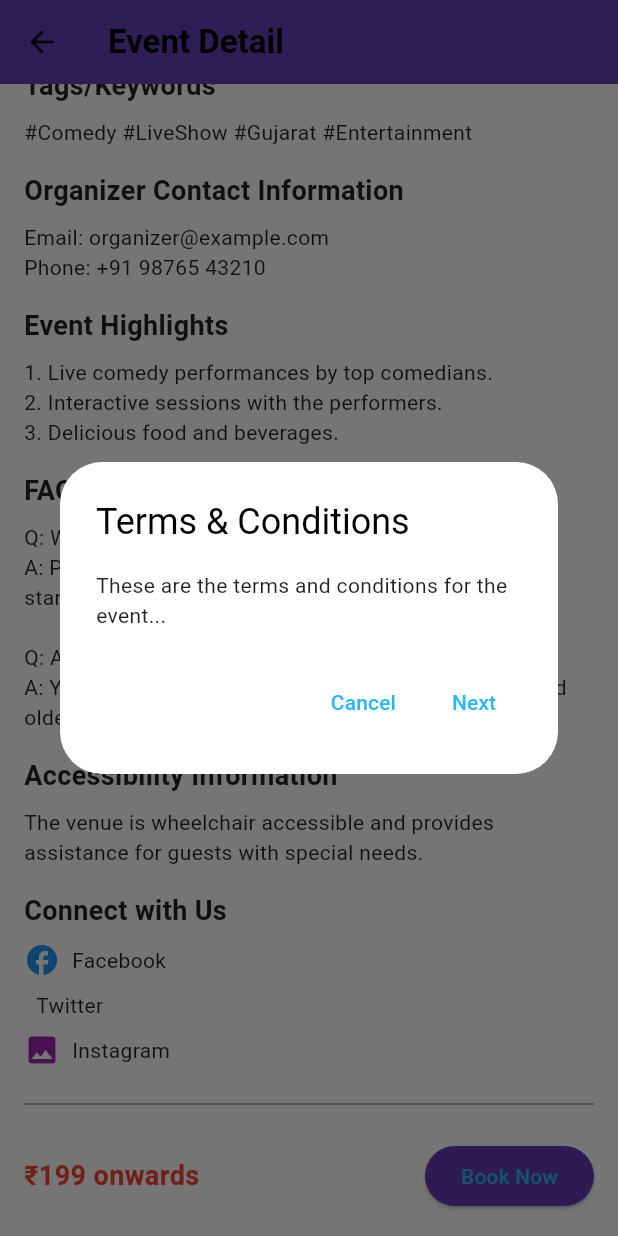
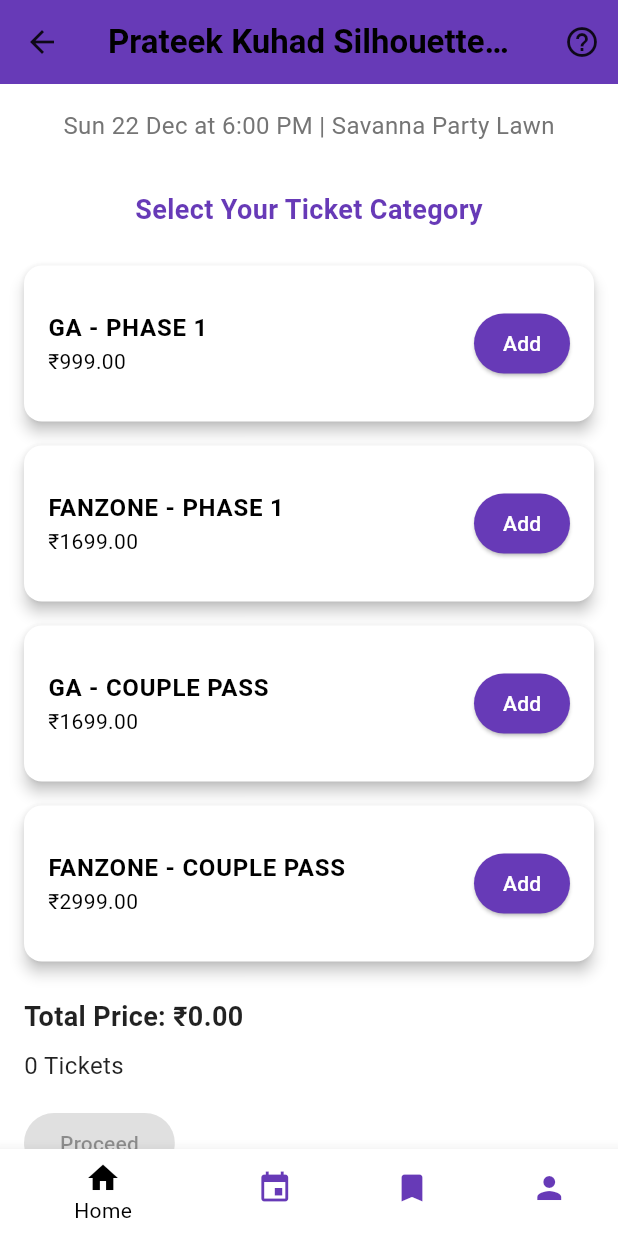
Before and after one commit to mihir7031/Eventia_Flutter, a Flutter app: the Event_info screen opened directly, scrolled down 1069 dp, after a tap on "Book Now", on a phone screen of 412 x 824 dp. Run offline on Flutter 3.47's test engine with Material 3 defaults, Android fonts, the phone set to English and light mode, and no system bars; our stand-ins replace firebase_core, google_fonts, video_player; accounts and stored records are empty.

Commit message:
event info added

```diff
--- a/lib/Event_info/Event_info.dart
+++ b/lib/Event_info/Event_info.dart
@@ -1,4 +1,6 @@
+import 'package:eventia/Event_info/booking.dart';
 import 'package:flutter/material.dart';
+
 
 class Event_info extends StatelessWidget {
   void _showTermsAndConditions(BuildContext context) {
@@ -369,7 +371,11 @@
                       ),
                       ElevatedButton(
                         onPressed: () {
-                          _showTermsAndConditions(context);
+                          Navigator.push(
+                            context,
+                            MaterialPageRoute(builder: (context) => BookingPage()),
+                          );
+                          // _showTermsAndConditions(context);
                         },
                         style: ButtonStyle(
                           backgroundColor:
--- /dev/null
+++ b/lib/Event_info/booking.dart
@@ -0,0 +1,195 @@
+import 'package:flutter/material.dart';
+
+class BookingPage extends StatefulWidget {
+  @override
+  _BookingPageState createState() => _BookingPageState();
+}
+
+class _BookingPageState extends State<BookingPage> {
+  int totalTickets = 0;
+  double totalPrice = 0.0;
+
+  final List<TicketCategory> categories = [
+    TicketCategory(name: 'GA - PHASE 1', price: 999),
+    TicketCategory(name: 'FANZONE - PHASE 1', price: 1699),
+    TicketCategory(name: 'GA - COUPLE PASS', price: 1699),
+    TicketCategory(name: 'FANZONE - COUPLE PASS', price: 2999),
+  ];
+
+  void addTicket(int index) {
+    setState(() {
+      categories[index].quantity++;
+      totalTickets++;
+      totalPrice += categories[index].price;
+    });
+  }
+
+  void removeTicket(int index) {
+    setState(() {
+      if (categories[index].quantity > 0) {
+        categories[index].quantity--;
+        totalTickets--;
+        totalPrice -= categories[index].price;
+      }
+    });
+  }
+
+  @override
+  Widget build(BuildContext context) {
+    return Scaffold(
+      appBar: AppBar(
+        title: Text('Prateek Kuhad Silhouettes Tour'),
+        backgroundColor: Colors.deepPurple,
+        actions: [
+          IconButton(
+            icon: Icon(Icons.help_outline),
+            onPressed: () {
+              // Handle help or info action
+            },
+            tooltip: 'Help',
+          ),
+        ],
+      ),
+      body: Column(
+        children: [
+          Padding(
+            padding: const EdgeInsets.all(16.0),
+            child: Text(
+              'Sun 22 Dec at 6:00 PM | Savanna Party Lawn',
+              style: TextStyle(
+                fontSize: 16.0,
+                color: Colors.grey[600],
+              ),
+            ),
+          ),
+          Padding(
+            padding: const EdgeInsets.all(16.0),
+            child: Text(
+              'Select Your Ticket Category',
+              style: TextStyle(
+                fontSize: 18.0,
+                fontWeight: FontWeight.bold,
+                color: Colors.deepPurple,
+              ),
+            ),
+          ),
+          Expanded(
+            child: ListView.builder(
+              itemCount: categories.length + 1, // +1 for the summary card
+              itemBuilder: (context, index) {
+                if (index == categories.length) {
+                  // Simple text card for the summary
+                  return Padding(
+                    padding: const EdgeInsets.all(16.0),
+                    child: Column(
+                      crossAxisAlignment: CrossAxisAlignment.start,
+                      children: [
+                        Text(
+                          'Total Price: ₹${totalPrice.toStringAsFixed(2)}',
+                          style: TextStyle(fontSize: 18.0, fontWeight: FontWeight.bold),
+                        ),
+                        SizedBox(height: 8.0),
+                        Text(
+                          '$totalTickets Tickets',
+                          style: TextStyle(fontSize: 16.0),
+                        ),
+                        SizedBox(height: 16.0),
+                        ElevatedButton(
+                          onPressed: totalTickets > 0 ? () {
+                            // Handle booking action
+                          } : null,
+                          child: Text('Proceed'),
+                          style: ElevatedButton.styleFrom(
+                            backgroundColor: Colors.deepPurple,
+                            foregroundColor: Colors.white,
+                            padding: EdgeInsets.symmetric(horizontal: 24.0),
+                          ),
+                        ),
+                      ],
+                    ),
+                  );
+                } else {
+                  final category = categories[index];
+                  return Card(
+                    margin: EdgeInsets.symmetric(vertical: 8.0, horizontal: 16.0),
+                    elevation: 4.0,
+                    child: ListTile(
+                      contentPadding: EdgeInsets.all(16.0),
+                      title: Text(
+                        category.name,
+                        style: TextStyle(fontSize: 16.0, fontWeight: FontWeight.bold),
+                      ),
+                      subtitle: Text('₹${category.price.toStringAsFixed(2)}'),
+                      trailing: category.quantity == 0
+                          ? ElevatedButton(
+                        onPressed: () => addTicket(index),
+                        child: Text('Add'),
+                        style: ElevatedButton.styleFrom(
+                          backgroundColor: Colors.deepPurple,
+                          foregroundColor: Colors.white,
+                          padding: EdgeInsets.symmetric(horizontal: 16.0),
+                        ),
+                      )
+                          : Row(
+                        mainAxisSize: MainAxisSize.min,
+                        children: [
+                          IconButton(
+                            icon: Icon(Icons.remove),
+                            onPressed: () => removeTicket(index),
+                          ),
+                          Text('${category.quantity}'),
+                          IconButton(
+                            icon: Icon(Icons.add),
+                            onPressed: () => addTicket(index),
+                          ),
+                        ],
+                      ),
+                    ),
+                  );
+                }
+              },
+            ),
+          ),
+        ],
+      ),
+      bottomNavigationBar: BottomNavigationBar(
+        backgroundColor: Colors.deepPurple,
+        selectedItemColor: Colors.black,
+        unselectedItemColor: Colors.deepPurple,
+        items: [
+          BottomNavigationBarItem(
+            icon: Icon(Icons.home),
+            label: 'Home',
+          ),
+          BottomNavigationBarItem(
+            icon: Icon(Icons.event),
+            label: 'Events',
+          ),
+          BottomNavigationBarItem(
+            icon: Icon(Icons.bookmark),
+            label: 'Bookings',
+          ),
+          BottomNavigationBarItem(
+            icon: Icon(Icons.person),
+            label: 'Profile',
+          ),
+        ],
+        onTap: (index) {
+          // Handle navigation
+        },
+      ),
+    );
+  }
+}
+
+class TicketCategory {
+  final String name;
+  final double price;
+  int quantity;
+
+  TicketCategory({
+    required this.name,
+    required this.price,
+    this.quantity = 0,
+  });
+}
--- a/pubspec.yaml
+++ b/pubspec.yaml
@@ -75,6 +75,7 @@
   assets:
     - assets/
     - assets/font/
+    - assets/posters/
     - assets/video/mm.mp4
     - assets/video/mm1.mp4
     - assets/category/Sport.png
```
Also changed, not shown: lib/view/popup_menu.dart (added, +29 -0 lines), lib/view/screenmain.dart (+53 -40 lines), assets/posters/p1.png (added), assets/posters/p2.png (added), assets/posters/p3.png (added), assets/posters/p4.png (added), assets/posters/p5.png (added), lib/main.dart (line endings or trailing spaces).
